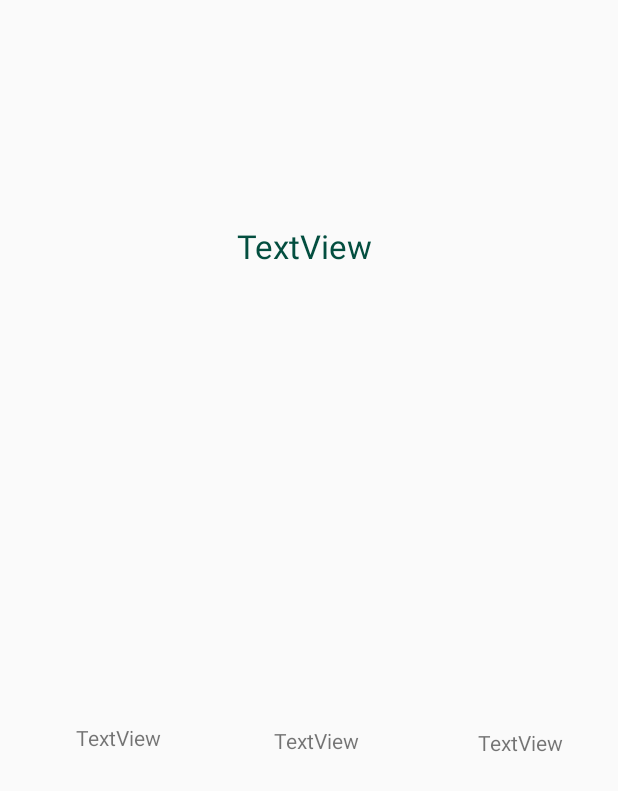
After one commit to ForJadeForest/ImageSearchLightningCLIP, an Android app: the layout main_activaty_ablayerout.xml on its own in the app's theme, with its tools: preview values and no code run, on a phone screen of 412 x 824 dp. The commit adds this screen. Shown: the top 791 px of the screen. Run offline under Robolectric (Android 15) with nearby library versions, the light colour scheme and no system bars.

Commit message:
Andriod_0_5

```diff
--- /dev/null
+++ b/Andriod/app/src/main/res/layout/main_activaty_ablayerout.xml
@@ -0,0 +1,78 @@
+<?xml version="1.0" encoding="utf-8"?>
+<AbsoluteLayout xmlns:android="http://schemas.android.com/apk/res/android"
+    xmlns:app="http://schemas.android.com/apk/res-auto"
+    xmlns:tools="http://schemas.android.com/tools"
+    android:layout_width="match_parent"
+    android:layout_height="match_parent"
+    android:layout_x="0dp"
+    android:layout_y="0dp"
+    tools:context=".MainActivity">
+
+
+    <ImageView
+        android:id="@+id/imageView2"
+        android:layout_width="184dp"
+        android:layout_height="192dp"
+        android:layout_x="114dp"
+        android:layout_y="57dp" />
+
+    <ImageView
+        android:id="@+id/imageView4"
+        android:layout_width="120dp"
+        android:layout_height="120dp"
+        android:layout_x="149dp"
+        android:layout_y="318dp" />
+
+    <ImageView
+        android:id="@+id/imageView5"
+        android:layout_width="120dp"
+        android:layout_height="120dp"
+        android:layout_x="283dp"
+        android:layout_y="318dp" />
+
+    <ImageView
+        android:id="@+id/imageView3"
+        android:layout_width="120dp"
+        android:layout_height="120dp"
+        android:layout_x="13dp"
+        android:layout_y="317dp" />
+
+    <TextView
+        android:id="@+id/textView2"
+        android:layout_width="90dp"
+        android:layout_height="30dp"
+        android:layout_x="166dp"
+        android:layout_y="479dp"
+        android:gravity="center"
+        android:text="TextView" />
+
+    <TextView
+        android:id="@+id/textView"
+        android:layout_width="90dp"
+        android:layout_height="30dp"
+        android:layout_x="34dp"
+        android:layout_y="477dp"
+        android:gravity="center"
+        android:text="TextView" />
+
+    <TextView
+        android:id="@+id/textView3"
+        android:layout_width="90dp"
+        android:layout_height="30dp"
+        android:layout_x="302dp"
+        android:layout_y="480dp"
+        android:gravity="center"
+        android:text="TextView" />
+
+    <TextView
+        android:id="@+id/textView4"
+        android:layout_width="170dp"
+        android:layout_height="60dp"
+        android:layout_x="118dp"
+        android:layout_y="134dp"
+        android:text="TextView"
+        android:gravity="center"
+        android:textAppearance="@style/TextAppearance.AppCompat.Large"
+        android:textColor="#034E3F" />
+
+</AbsoluteLayout>
--- /dev/null
+++ b/Andriod/app/src/main/res/layout/test_main_activaty.xml
@@ -0,0 +1,6 @@
+<?xml version="1.0" encoding="utf-8"?>
+<LinearLayout xmlns:android="http://schemas.android.com/apk/res/android"
+    android:layout_width="match_parent"
+    android:layout_height="match_parent">
+
+</LinearLayout>
--- a/Andriod/app/src/main/res/values/strings.xml
+++ b/Andriod/app/src/main/res/values/strings.xml
@@ -1,3 +1,3 @@
 <resources>
-    <string name="app_name">HelloWorld</string>
+    <string name="app_name">AI Album</string>
 </resources>
```
Also changed, not shown: Andriod/app/src/main/java/org/pytorch/helloworld/MainActivity.java (+152 -25 lines), Andriod/app/src/main/java/org/pytorch/helloworld/Tokenizer.java (added, +207 -0 lines), Andriod/app/src/main/res/layout/activity_main.xml (+14 -0 lines).
